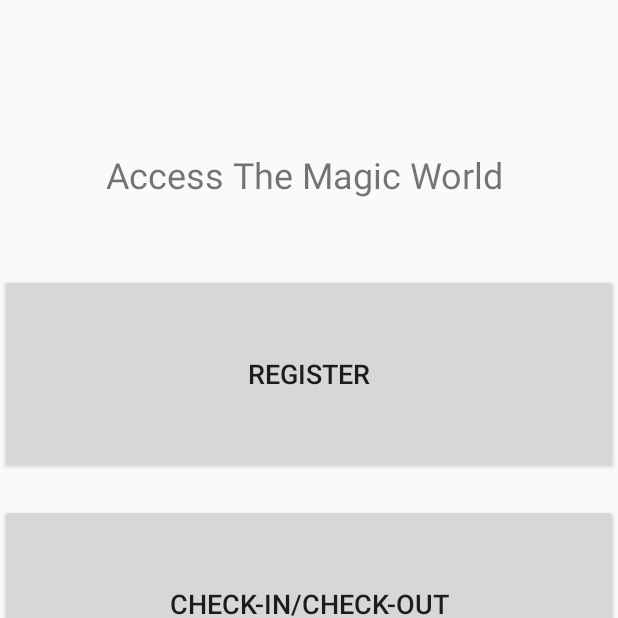
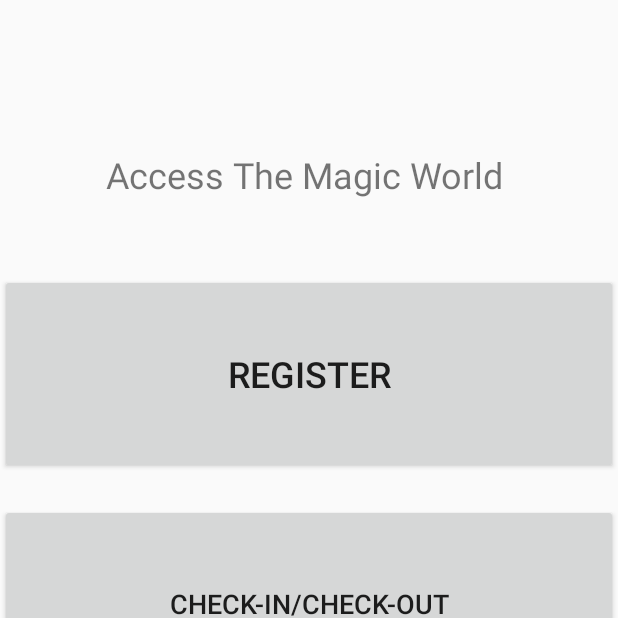
Before and after one commit to gabrieladinu/licenta, an Android app: the screen it shows after launch (MainActivity), on a phone screen of 412 x 824 dp, the top half of it. Run offline under Robolectric (Android 15) with nearby library versions, the phone set to English and light mode, and no system bars.

Commit message:
fic icon

```diff
--- a/app/src/main/res/layout/activity_choice.xml
+++ b/app/src/main/res/layout/activity_choice.xml
@@ -28,7 +28,7 @@
         android:layout_height="200px"
         android:layout_centerVertical="true"
         android:text="@string/newEntry"
-        android:textSize="18dp"
+        android:textSize="24dp"
         android:layout_marginTop="20dp"
 
 
```
